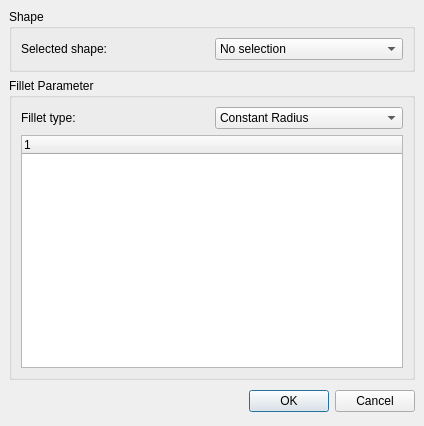
Before: the Qt Designer form src/Mod/Part/Gui/DlgFilletEdges.ui in berndhahnebach/All_FreeCAD, drawn with Qt 5.
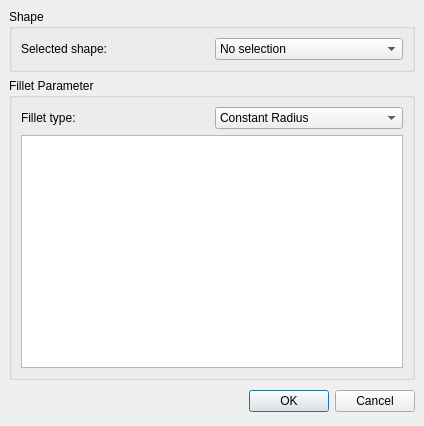
After: the same form once the commit is applied.

Commit message: + implementing fillet dialog using MVC

Patch:
```diff
--- a/src/Mod/Part/Gui/DlgFilletEdges.ui
+++ b/src/Mod/Part/Gui/DlgFilletEdges.ui
@@ -35,7 +35,7 @@
        <number>6</number>
       </property>
       <item row="1" column="0" colspan="2" >
-       <widget class="QTreeWidget" name="treeWidget" />
+       <widget class="QTreeView" name="treeView" />
       </item>
       <item row="0" column="1" >
        <widget class="QComboBox" name="filletType" >
```
The commit also changes 2 other files.
